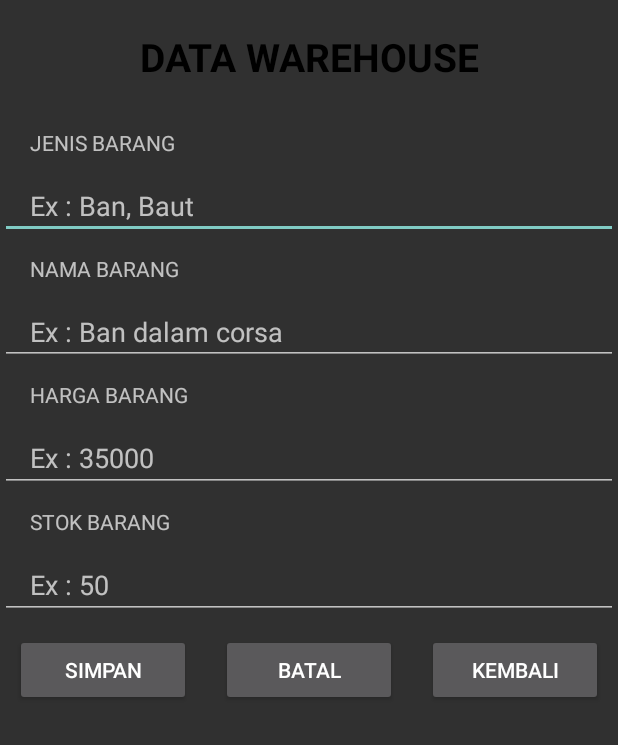
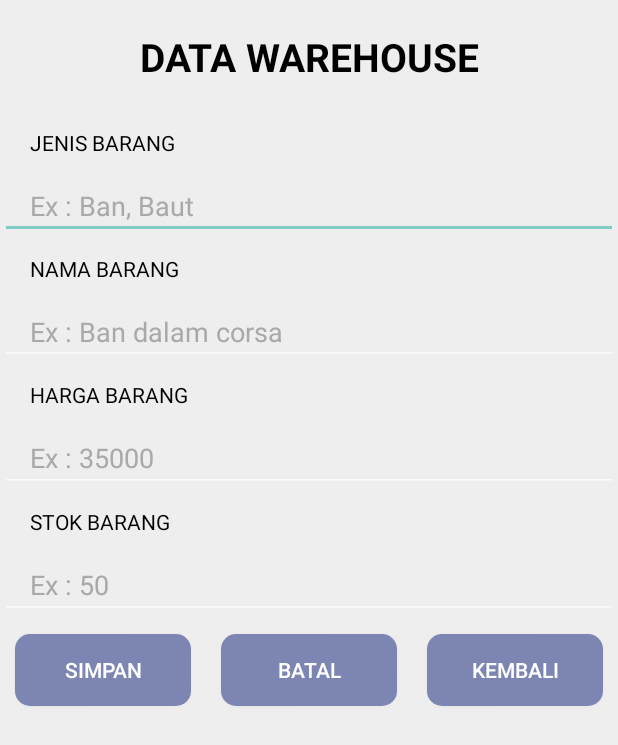
Before and after one commit to briant24/ManajemenBengkel, an Android app: the FormWarehouse screen opened directly, with no data from a screen before it, on a phone screen of 412 x 824 dp. Shown: the top 745 px of the screen. Run offline under Robolectric (Android 15) with nearby library versions, the phone set to English and light mode, and no system bars; libraries missing offline, so code that uses them is left out: com.androidnetworking, com.androidnetworking.common, com.androidnetworking.error, com.androidnetworking.interfaces; 3 statements that could not run were skipped.

Commit message:
Update UI Master

```diff
--- a/app/src/main/AndroidManifest.xml
+++ b/app/src/main/AndroidManifest.xml
@@ -17,7 +17,7 @@
             android:name=".LoginActivity"
             android:exported="true" />
         <activity
-            android:name=".ListItem"
+            android:name=".MainActivity"
             android:exported="true" />
         <activity
             android:name=".FormWarehouse"
@@ -26,7 +26,7 @@
             android:name=".RegisterActivity"
             android:exported="true" />
         <activity
-            android:name=".MainActivity"
+            android:name=".ListItem"
             android:exported="true">
             <intent-filter>
                 <action android:name="android.intent.action.MAIN" />
--- a/app/src/main/res/layout/activity_form_warehouse.xml
+++ b/app/src/main/res/layout/activity_form_warehouse.xml
@@ -4,6 +4,7 @@
     xmlns:tools="http://schemas.android.com/tools"
     android:layout_width="match_parent"
     android:layout_height="match_parent"
+    android:background="@color/background"
     android:orientation="vertical"
     tools:context=".FormWarehouse">
 
@@ -19,6 +20,7 @@
         android:text="DATA WAREHOUSE" />
 
     <TextView
+        android:textColor="@color/black"
         android:id="@+id/textView2"
         android:paddingHorizontal="20dp"
         android:layout_marginVertical="10dp"
@@ -27,6 +29,7 @@
         android:text="JENIS BARANG" />
 
     <EditText
+        android:textColor="@color/black"
         android:id="@+id/etJenis"
         android:paddingHorizontal="20dp"
         android:layout_width="match_parent"
@@ -34,9 +37,11 @@
         android:ems="10"
         android:inputType="textCapSentences"
         android:paddingBottom="10dp"
+        android:textColorHint="@color/darker_gray"
         android:hint="Ex : Ban, Baut" />
 
     <TextView
+        android:textColor="@color/black"
         android:id="@+id/textView3"
         android:paddingHorizontal="20dp"
         android:layout_marginVertical="10dp"
@@ -45,16 +50,19 @@
         android:text="NAMA BARANG" />
 
     <EditText
+        android:textColor="@color/black"
         android:id="@+id/etNama"
         android:paddingHorizontal="20dp"
         android:layout_width="match_parent"
         android:layout_height="wrap_content"
         android:ems="10"
         android:inputType="textCapSentences"
+        android:textColorHint="@color/darker_gray"
         android:paddingBottom="10dp"
         android:hint="Ex : Ban dalam corsa" />
 
     <TextView
+        android:textColor="@color/black"
         android:id="@+id/textView4"
         android:paddingHorizontal="20dp"
         android:layout_marginVertical="10dp"
@@ -63,15 +71,18 @@
         android:text="HARGA BARANG" />
 
     <EditText
+        android:textColor="@color/black"
         android:id="@+id/etHarga"
         android:paddingHorizontal="20dp"
         android:layout_width="match_parent"
         android:layout_height="wrap_content"
         android:ems="10"
+        android:textColorHint="@color/darker_gray"
         android:inputType="textCapSentences"
         android:hint="Ex : 35000" />
 
     <TextView
+        android:textColor="@color/black"
         android:id="@+id/textView5"
         android:paddingHorizontal="20dp"
         android:layout_marginVertical="10dp"
@@ -80,11 +91,13 @@
         android:text="STOK BARANG" />
 
     <EditText
+        android:textColor="@color/black"
         android:id="@+id/etStok"
         android:paddingHorizontal="20dp"
         android:layout_width="match_parent"
         android:layout_height="wrap_content"
         android:ems="10"
+        android:textColorHint="@color/darker_gray"
         android:inputType="textCapWords"
         android:hint="Ex : 50" />
 
@@ -96,6 +109,7 @@
         <Button
             android:layout_margin="10dp"
             android:id="@+id/btn_simpan_warehouse"
+            android:background="@drawable/custom_button"
             android:layout_width="wrap_content"
             android:layout_height="wrap_content"
             android:layout_weight="1"
@@ -103,6 +117,7 @@
 
         <Button
             android:layout_margin="10dp"
+            android:background="@drawable/custom_button"
             android:id="@+id/btn_batal_warehouse"
             android:layout_width="wrap_content"
             android:layout_height="wrap_content"
@@ -111,6 +126,7 @@
 
         <Button
             android:layout_margin="10dp"
+            android:background="@drawable/custom_button"
             android:id="@+id/btn_kembali_warehouse"
             android:layout_width="wrap_content"
             android:layout_height="wrap_content"
```
Also changed, not shown: app/src/main/res/drawable/ic_add_data.xml (added, +10 -0 lines), app/src/main/res/layout/activity_list_item.xml (+6 -2 lines), app/src/main/res/layout/layout_list_item.xml (+12 -0 lines).
